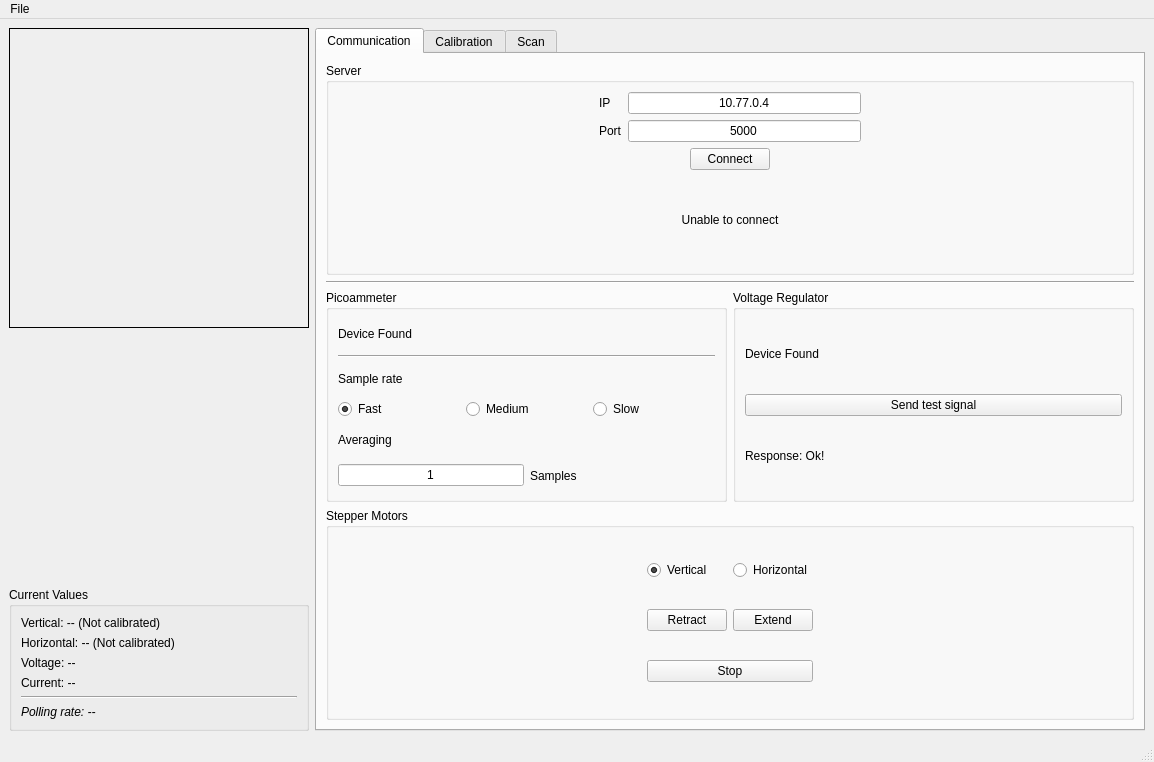
This is designer/MainWindow.ui in DanielWinklehner/emittance-scanner-daq as Qt 5 draws it before an edit. The edited form follows.
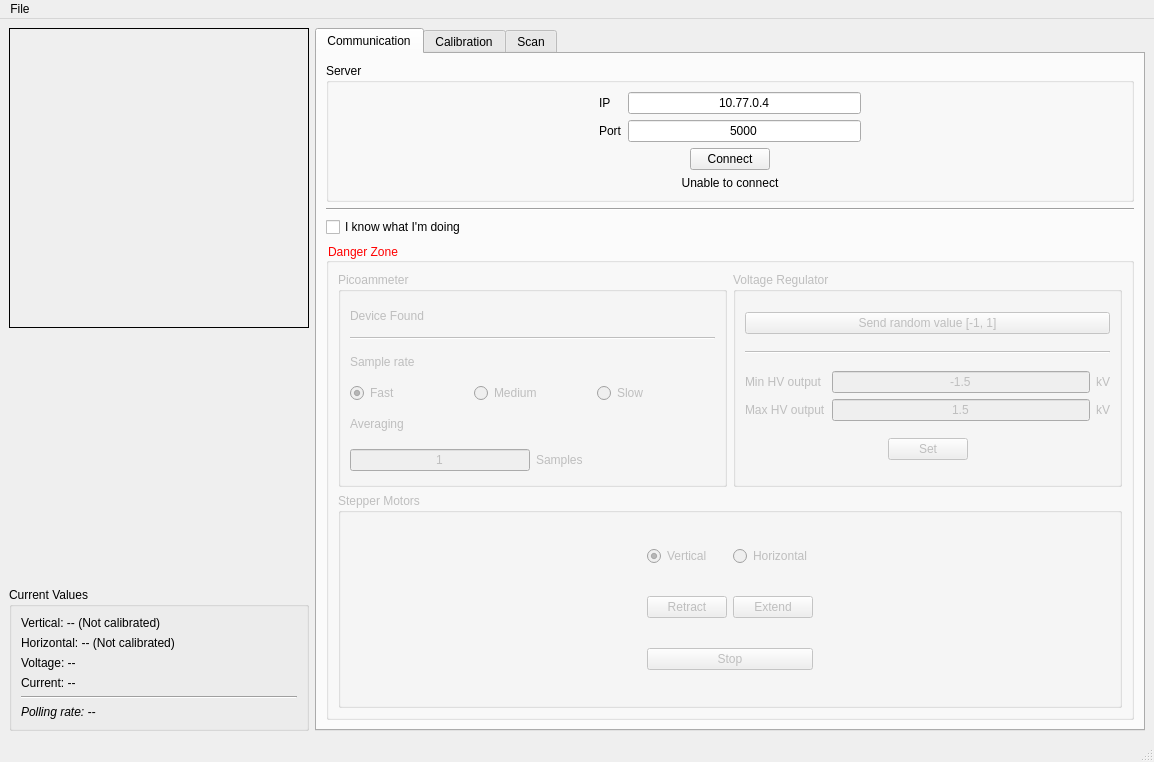
This is the edited form. Icons and pictures are not drawn.

Commit message: added 'danger zone', hv output can be specified for vreg scan limits

```diff
--- a/designer/MainWindow.ui
+++ b/designer/MainWindow.ui
@@ -123,7 +123,7 @@
        <attribute name="title">
         <string>Communication</string>
        </attribute>
-       <layout class="QVBoxLayout" name="verticalLayout_18">
+       <layout class="QVBoxLayout" name="verticalLayout_20">
         <item>
          <widget class="QGroupBox" name="groupBox_11">
           <property name="title">
@@ -259,9 +259,57 @@
          </widget>
         </item>
         <item>
+         <layout class="QHBoxLayout" name="horizontalLayout_21">
+          <item>
+           <widget class="QCheckBox" name="chkDanger">
+            <property name="text">
+             <string>I know what I'm doing</string>
+            </property>
+           </widget>
+          </item>
+          <item>
+           <spacer name="horizontalSpacer_16">
+            <property name="orientation">
+             <enum>Qt::Horizontal</enum>
+            </property>
+            <property name="sizeHint" stdset="0">
+             <size>
+              <width>40</width>
+              <height>20</height>
+             </size>
+            </property>
+           </spacer>
+          </item>
+         </layout>
+        </item>
+        <item>
+         <widget class="QGroupBox" name="gbDanger">
+          <property name="enabled">
+           <bool>false</bool>
+          </property>
+          <property name="sizePolicy">
+           <sizepolicy hsizetype="Preferred" vsizetype="Expanding">
+            <horstretch>0</horstretch>
+            <verstretch>0</verstretch>
+           </sizepolicy>
+          </property>
+          <property name="styleSheet">
+           <string notr="true">#gbDanger::title {color: red}</string>
+          </property>
+          <property name="title">
+           <string>Danger Zone</string>
+          </property>
+          <layout class="QVBoxLayout" name="verticalLayout_18">
+           <item>
          <layout class="QHBoxLayout" name="horizontalLayout_17">
           <item>
            <widget class="QGroupBox" name="groupBox_3">
+               <property name="sizePolicy">
+                <sizepolicy hsizetype="Expanding" vsizetype="Preferred">
+                 <horstretch>0</horstretch>
+                 <verstretch>0</verstretch>
+                </sizepolicy>
+               </property>
             <property name="title">
              <string>Picoammeter</string>
             </property>
@@ -354,30 +402,127 @@
           </item>
           <item>
            <widget class="QGroupBox" name="groupBox_10">
+               <property name="sizePolicy">
+                <sizepolicy hsizetype="Expanding" vsizetype="Preferred">
+                 <horstretch>0</horstretch>
+                 <verstretch>0</verstretch>
+                </sizepolicy>
+               </property>
             <property name="title">
              <string>Voltage Regulator</string>
             </property>
-            <layout class="QGridLayout" name="gridLayout_12">
-             <item row="0" column="0">
-              <widget class="QLabel" name="lblVerPos_4">
-               <property name="text">
-                <string>Device Found</string>
-               </property>
-              </widget>
-             </item>
-             <item row="1" column="0">
+               <layout class="QVBoxLayout" name="verticalLayout_21">
+                <item>
               <widget class="QPushButton" name="btnVregTest">
                <property name="text">
-                <string>Send test signal</string>
+                   <string>Send random value [-1, 1]</string>
                </property>
               </widget>
              </item>
-             <item row="2" column="0">
-              <widget class="QLabel" name="lblVerPos_8">
+                <item>
+                 <widget class="Line" name="line_5">
+                  <property name="orientation">
+                   <enum>Qt::Horizontal</enum>
+                  </property>
+                 </widget>
+                </item>
+                <item>
+                 <layout class="QGridLayout" name="gridLayout_8">
+                  <item row="0" column="0">
+                   <widget class="QLabel" name="label_21">
                <property name="text">
-                <string>Response: Ok!</string>
-               </property>
-              </widget>
+                     <string>Min HV output</string>
+                    </property>
+                   </widget>
+                  </item>
+                  <item row="0" column="1">
+                   <widget class="QLineEdit" name="txtVregMin">
+                    <property name="styleSheet">
+                     <string notr="true"/>
+                    </property>
+                    <property name="text">
+                     <string>-1.5</string>
+                    </property>
+                    <property name="alignment">
+                     <set>Qt::AlignCenter</set>
+                    </property>
+                   </widget>
+                  </item>
+                  <item row="0" column="2">
+                   <widget class="QLabel" name="label_23">
+                    <property name="text">
+                     <string>kV</string>
+                    </property>
+                   </widget>
+                  </item>
+                  <item row="1" column="0">
+                   <widget class="QLabel" name="label_22">
+                    <property name="text">
+                     <string>Max HV output</string>
+                    </property>
+                   </widget>
+                  </item>
+                  <item row="1" column="1">
+                   <widget class="QLineEdit" name="txtVregMax">
+                    <property name="text">
+                     <string>1.5</string>
+                    </property>
+                    <property name="alignment">
+                     <set>Qt::AlignCenter</set>
+                    </property>
+                   </widget>
+                  </item>
+                  <item row="1" column="2">
+                   <widget class="QLabel" name="label_24">
+                    <property name="text">
+                     <string>kV</string>
+                    </property>
+                   </widget>
+                  </item>
+                 </layout>
+                </item>
+                <item>
+                 <layout class="QHBoxLayout" name="horizontalLayout_22">
+                  <item>
+                   <spacer name="horizontalSpacer_15">
+                    <property name="orientation">
+                     <enum>Qt::Horizontal</enum>
+                    </property>
+                    <property name="sizeType">
+                     <enum>QSizePolicy::Expanding</enum>
+                    </property>
+                    <property name="sizeHint" stdset="0">
+                     <size>
+                      <width>40</width>
+                      <height>20</height>
+                     </size>
+                    </property>
+                   </spacer>
+                  </item>
+                  <item>
+                   <widget class="QPushButton" name="btnSetVregLimits">
+                    <property name="text">
+                     <string>Set</string>
+                    </property>
+                   </widget>
+                  </item>
+                  <item>
+                   <spacer name="horizontalSpacer_17">
+                    <property name="orientation">
+                     <enum>Qt::Horizontal</enum>
+                    </property>
+                    <property name="sizeType">
+                     <enum>QSizePolicy::Expanding</enum>
+                    </property>
+                    <property name="sizeHint" stdset="0">
+                     <size>
+                      <width>40</width>
+                      <height>20</height>
+                     </size>
+                    </property>
+                   </spacer>
+                  </item>
+                 </layout>
              </item>
             </layout>
            </widget>
@@ -463,6 +608,9 @@
         </item>
        </layout>
       </widget>
+        </item>
+       </layout>
+      </widget>
       <widget class="QWidget" name="tab">
        <property name="enabled">
         <bool>true</bool>
@@ -1750,32 +1898,6 @@
                   </property>
                  </widget>
                 </item>
-                <item>
-                 <widget class="QLabel" name="label_23">
-                  <property name="font">
-                   <font>
-                    <family>MS Sans Serif</family>
-                    <italic>true</italic>
-                   </font>
-                  </property>
-                  <property name="text">
-                   <string>Vertical, +5cm</string>
-                  </property>
-                 </widget>
-                </item>
-                <item>
-                 <widget class="QLabel" name="label_38">
-                  <property name="font">
-                   <font>
-                    <family>MS Sans Serif</family>
-                    <italic>true</italic>
-                   </font>
-                  </property>
-                  <property name="text">
-                   <string>Voltage: 2 kV</string>
-                  </property>
-                 </widget>
-                </item>
                 <item>
                  <widget class="QLabel" name="lblScanTime">
                   <property name="font">
```
Left out of the diff: 13 changed lines with no effect on the pictures. Lines whose indentation alone changed are shown as unchanged. The commit also changes 3 other files.
